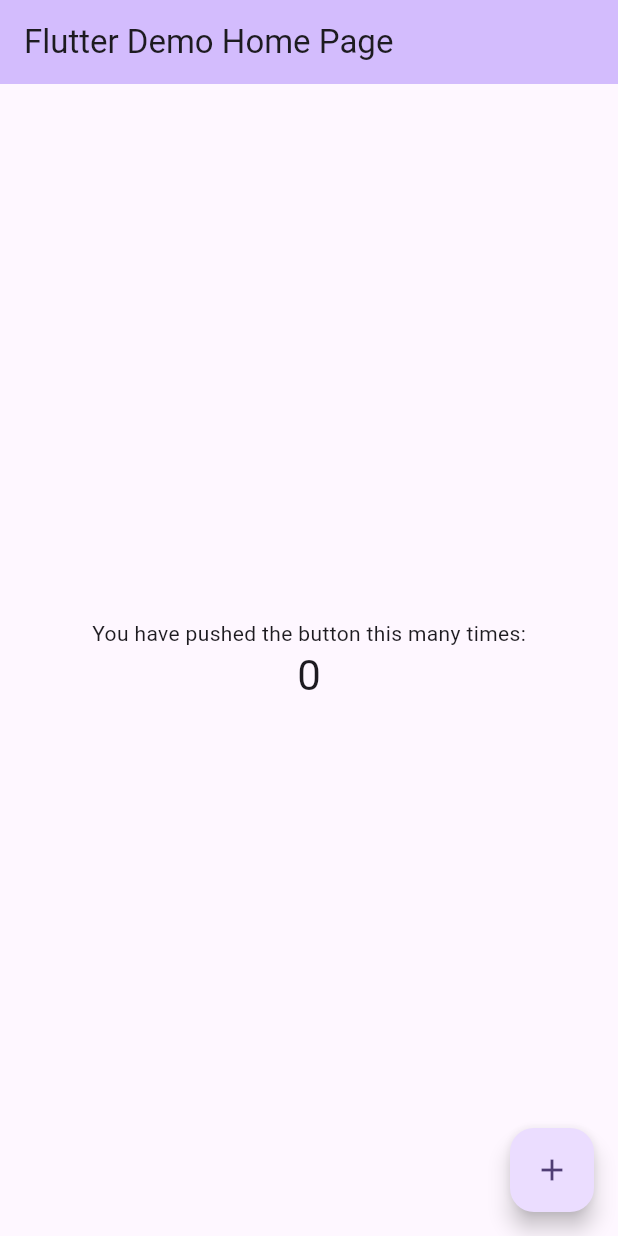
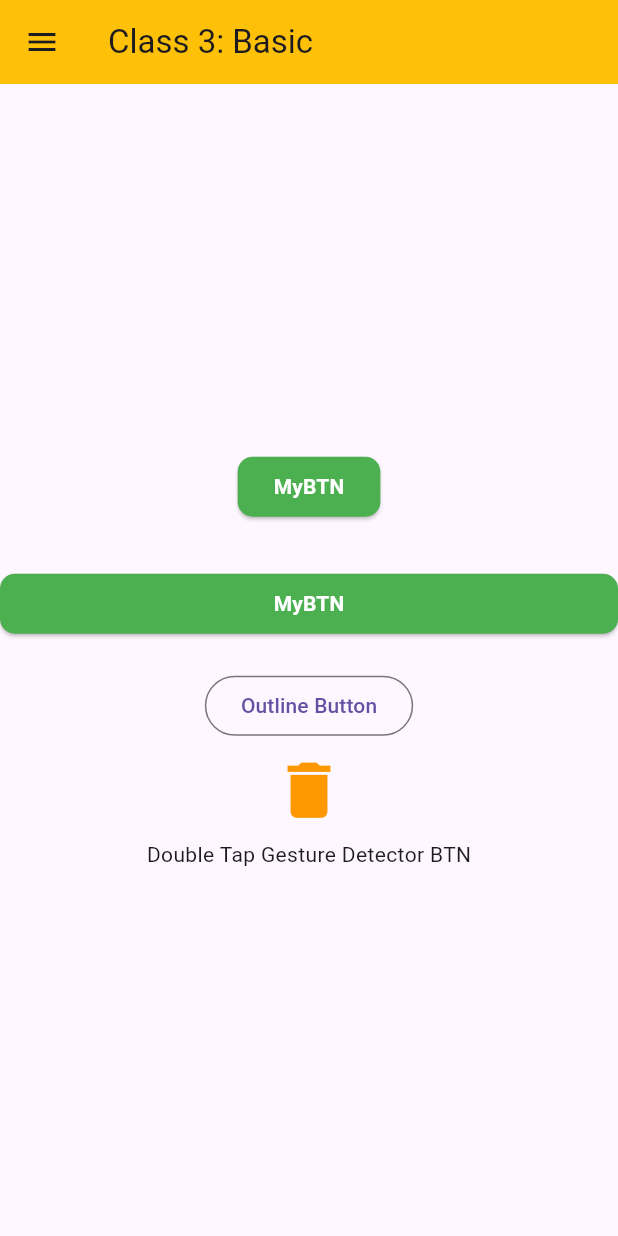
Before and after one commit to swdrana/Flutter, a Flutter app: the screen it shows after launch, on a phone screen of 412 x 824 dp. Run offline on Flutter 3.47's test engine with Material 3 defaults, Android fonts, the phone set to English and light mode, and no system bars.

Commit message:
class 3 basic and btn

```diff
--- /dev/null
+++ b/07-Flutter-Installation/currency_converter/lib/class_3.dart
@@ -0,0 +1,90 @@
+import 'package:flutter/material.dart';
+
+class Class2 extends StatelessWidget {
+  const Class2({super.key});
+
+  @override
+  Widget build(BuildContext context) {
+    return Scaffold(
+      appBar: AppBar(
+        title: Text('Class 3: Basic'),
+        backgroundColor: Colors.amber,
+      ),
+      body: Center(
+        child: Column(
+          mainAxisAlignment: MainAxisAlignment.center,
+          children: [
+            ElevatedButton(
+              onPressed: () {
+                print('BTN Clicked');
+              },
+              child: Text(
+                'MyBTN',
+                style: TextStyle(
+                  color: Colors.white,
+                  fontWeight: FontWeight.bold,
+                ),
+              ),
+              style: ElevatedButton.styleFrom(
+                backgroundColor: Colors.green,
+                shape: RoundedRectangleBorder(
+                  borderRadius: BorderRadius.circular(10),
+                ),
+              ),
+            ),
+            SizedBox(height: 30),
+            SizedBox(
+              width: double.infinity,
+              child: ElevatedButton(
+                onPressed: () {
+                  print('BTN Clicked');
+                },
+                child: Text(
+                  'MyBTN',
+                  style: TextStyle(
+                    color: Colors.white,
+                    fontWeight: FontWeight.bold,
+                  ),
+                ),
+                style: ElevatedButton.styleFrom(
+                  backgroundColor: Colors.green,
+                  shape: RoundedRectangleBorder(
+                    borderRadius: BorderRadius.circular(10),
+                  ),
+                ),
+              ),
+            ),
+            SizedBox(height: 20),
+
+            OutlinedButton(
+              onPressed: () {
+                print('Outline Button');
+              },
+              child: Text('Outline Button'),
+            ),
+
+            IconButton(
+              onPressed: () {
+                print('Icon BTN');
+              },
+              icon: Icon(Icons.delete, size: 49, color: Colors.orange),
+            ),
+
+            GestureDetector(
+              onDoubleTap: () => print('Double Click'),
+              child: Text('Double Tap Gesture Detector BTN'),
+            ),
+          ],
+        ),
+      ),
+      drawer: Column(
+        children: [
+          ElevatedButton(
+            onPressed: () => {print('btn click')},
+            child: Text('Submit'),
+          ),
+        ],
+      ),
+    );
+  }
+}
--- a/07-Flutter-Installation/currency_converter/lib/main.dart
+++ b/07-Flutter-Installation/currency_converter/lib/main.dart
@@ -1,122 +1,6 @@
-import 'package:flutter/material.dart';
+import 'package:currency_converter/my_app.dart';
+import 'package:flutter/cupertino.dart';
 
 void main() {
-  runApp(const MyApp());
+  runApp(MyApp());
 }
-
-class MyApp extends StatelessWidget {
-  const MyApp({super.key});
-
-  // This widget is the root of your application.
-  @override
-  Widget build(BuildContext context) {
-    return MaterialApp(
-      title: 'Flutter Demo',
-      theme: ThemeData(
-        // This is the theme of your application.
-        //
-        // TRY THIS: Try running your application with "flutter run". You'll see
-        // the application has a purple toolbar. Then, without quitting the app,
-        // try changing the seedColor in the colorScheme below to Colors.green
-        // and then invoke "hot reload" (save your changes or press the "hot
-        // reload" button in a Flutter-supported IDE, or press "r" if you used
-        // the command line to start the app).
-        //
-        // Notice that the counter didn't reset back to zero; the application
-        // state is not lost during the reload. To reset the state, use hot
-        // restart instead.
-        //
-        // This works for code too, not just values: Most code changes can be
-        // tested with just a hot reload.
-        colorScheme: ColorScheme.fromSeed(seedColor: Colors.deepPurple),
-      ),
-      home: const MyHomePage(title: 'Flutter Demo Home Page'),
-    );
-  }
-}
-
-class MyHomePage extends StatefulWidget {
-  const MyHomePage({super.key, required this.title});
-
-  // This widget is the home page of your application. It is stateful, meaning
-  // that it has a State object (defined below) that contains fields that affect
-  // how it looks.
-
-  // This class is the configuration for the state. It holds the values (in this
-  // case the title) provided by the parent (in this case the App widget) and
-  // used by the build method of the State. Fields in a Widget subclass are
-  // always marked "final".
-
-  final String title;
-
-  @override
-  State<MyHomePage> createState() => _MyHomePageState();
-}
-
-class _MyHomePageState extends State<MyHomePage> {
-  int _counter = 0;
-
-  void _incrementCounter() {
-    setState(() {
-      // This call to setState tells the Flutter framework that something has
-      // changed in this State, which causes it to rerun the build method below
-      // so that the display can reflect the updated values. If we changed
-      // _counter without calling setState(), then the build method would not be
-      // called again, and so nothing would appear to happen.
-      _counter++;
-    });
-  }
-
-  @override
-  Widget build(BuildContext context) {
-    // This method is rerun every time setState is called, for instance as done
-    // by the _incrementCounter method above.
-    //
-    // The Flutter framework has been optimized to make rerunning build methods
-    // fast, so that you can just rebuild anything that needs updating rather
-    // than having to individually change instances of widgets.
-    return Scaffold(
-      appBar: AppBar(
-        // TRY THIS: Try changing the color here to a specific color (to
-        // Colors.amber, perhaps?) and trigger a hot reload to see the AppBar
-        // change color while the other colors stay the same.
-        backgroundColor: Theme.of(context).colorScheme.inversePrimary,
-        // Here we take the value from the MyHomePage object that was created by
-        // the App.build method, and use it to set our appbar title.
-        title: Text(widget.title),
-      ),
-      body: Center(
-        // Center is a layout widget. It takes a single child and positions it
-        // in the middle of the parent.
-        child: Column(
-          // Column is also a layout widget. It takes a list of children and
-          // arranges them vertically. By default, it sizes itself to fit its
-          // children horizontally, and tries to be as tall as its parent.
-          //
-          // Column has various properties to control how it sizes itself and
-          // how it positions its children. Here we use mainAxisAlignment to
-          // center the children vertically; the main axis here is the vertical
-          // axis because Columns are vertical (the cross axis would be
-          // horizontal).
-          //
-          // TRY THIS: Invoke "debug painting" (choose the "Toggle Debug Paint"
-          // action in the IDE, or press "p" in the console), to see the
-          // wireframe for each widget.
-          mainAxisAlignment: MainAxisAlignment.center,
-          children: <Widget>[
-            const Text('You have pushed the button this many times:'),
-            Text(
-              '$_counter',
-              style: Theme.of(context).textTheme.headlineMedium,
-            ),
-          ],
-        ),
-      ),
-      floatingActionButton: FloatingActionButton(
-        onPressed: _incrementCounter,
-        tooltip: 'Increment',
-        child: const Icon(Icons.add),
-      ), // This trailing comma makes auto-formatting nicer for build methods.
-    );
-  }
-}
--- /dev/null
+++ b/07-Flutter-Installation/currency_converter/lib/my_app.dart
@@ -0,0 +1,15 @@
+import 'package:currency_converter/class_3.dart';
+import 'package:flutter/material.dart';
+
+class MyApp extends StatelessWidget {
+  MyApp({super.key});
+
+  @override
+  Widget build(BuildContext context) {
+    return MaterialApp(
+      title: 'hello',
+      debugShowCheckedModeBanner: false,
+      home: Class2(),
+    );
+  }
+}
```
Also changed, not shown: 07-Flutter-Installation/currency_converter/lib/currency_converter_material_app.dart (added, +47 -0 lines), 07-Flutter-Installation/currency_converter/lib/home.dart (added, +101 -0 lines), 1 other file.
